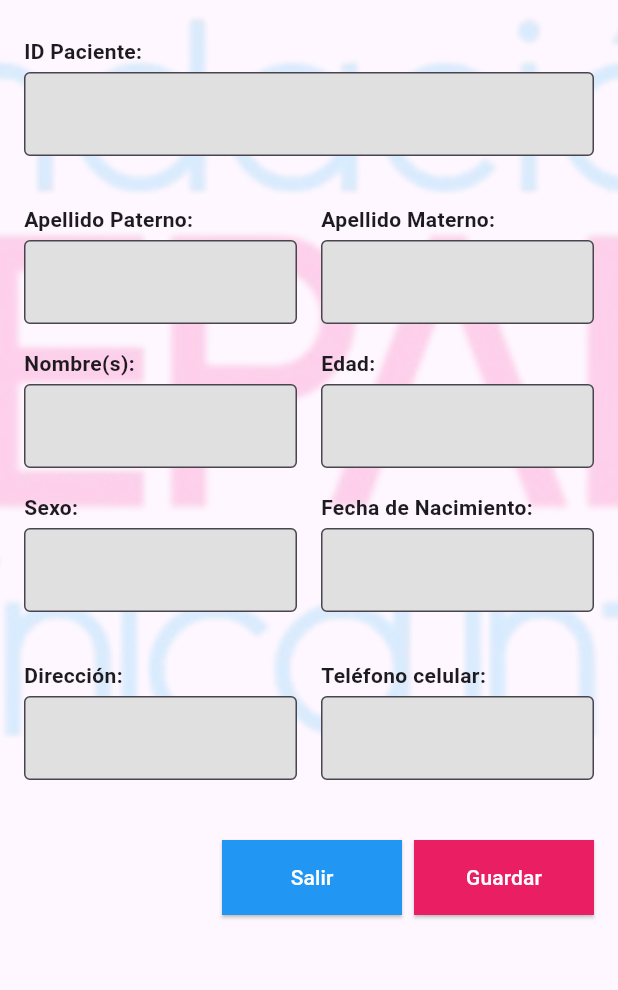
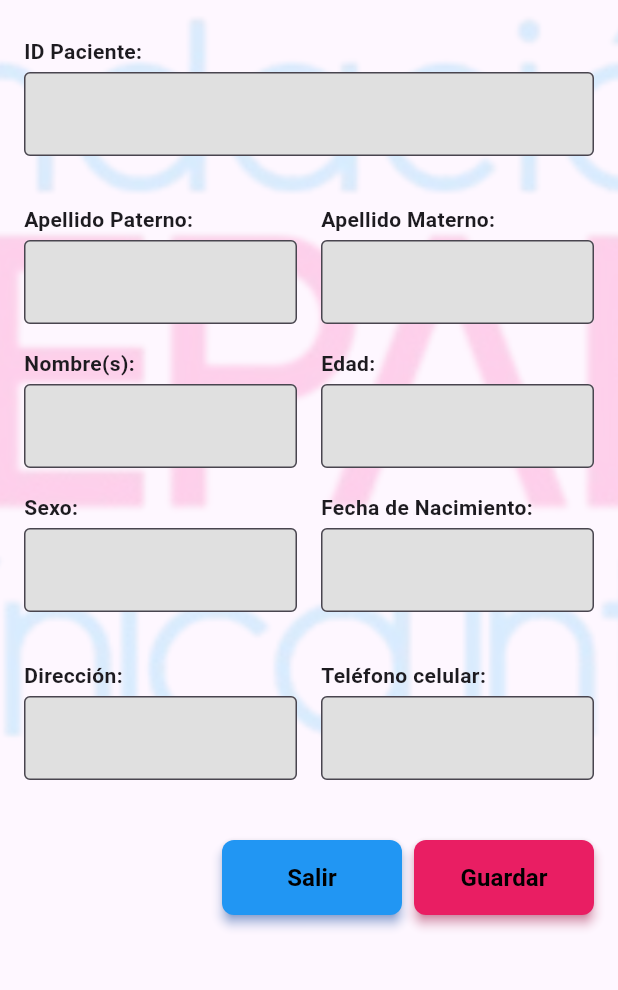
Before and after one commit to LizGonzalez17/cepamm, a Flutter app: the Agregar screen opened directly, on a phone screen of 412 x 824 dp, the part 102-1092 px from its top. Run offline on Flutter 3.47's test engine with Material 3 defaults, Android fonts, the phone set to English and light mode, and no system bars.

Commit message:
modi liz3

```diff
--- a/lib/src/secretaria/agregar.dart
+++ b/lib/src/secretaria/agregar.dart
@@ -93,34 +93,54 @@ class Agregar extends StatelessWidget {
                 Row(
                   mainAxisAlignment: MainAxisAlignment.end,
                   children: [
+                    // Botón "Salir" con nuevo diseño
                     ElevatedButton(
                       style: ElevatedButton.styleFrom(
-                        minimumSize: Size(120, 50), // Tamaño reducido
+                        minimumSize: Size(120, 50), // Tamaño del botón
                         shape: RoundedRectangleBorder(
-                          borderRadius: BorderRadius.zero, // Cuadrado
+                          borderRadius:
+                              BorderRadius.circular(8), // Bordes redondeados
                         ),
-                        backgroundColor: Colors.blue,
-                        foregroundColor: Colors.white, // Color de texto blanco
+                        backgroundColor: Colors.blue, // Fondo azul
+                        shadowColor: Colors.blueAccent, // Sombra azul
+                        elevation: 3, // Elevación para sombra
                       ),
                       onPressed: () {
                         Navigator.pop(context);
                       },
-                      child: const Text('Salir'),
+                      child: const Text(
+                        'Salir',
+                        style: TextStyle(
+                          color: Colors.black, // Texto negro
+                          fontWeight: FontWeight.bold,
+                          fontSize: 16,
+                        ),
+                      ),
                     ),
                     const SizedBox(width: 8),
+                    // Botón "Guardar" con nuevo diseño
                     ElevatedButton(
                       style: ElevatedButton.styleFrom(
-                        minimumSize: Size(120, 50), // Tamaño reducido
+                        minimumSize: Size(120, 50), // Tamaño del botón
                         shape: RoundedRectangleBorder(
-                          borderRadius: BorderRadius.zero, // Cuadrado
+                          borderRadius:
+                              BorderRadius.circular(8), // Bordes redondeados
                         ),
-                        backgroundColor: Colors.pink,
-                        foregroundColor: Colors.white, // Color de texto blanco
+                        backgroundColor: Colors.pink, // Fondo rosa
+                        shadowColor: Colors.pinkAccent, // Sombra rosa
+                        elevation: 3, // Elevación para sombra
                       ),
                       onPressed: () {
                         // Lógica para guardar
                       },
-                      child: const Text('Guardar'),
+                      child: const Text(
+                        'Guardar',
+                        style: TextStyle(
+                          color: Colors.black, // Texto negro
+                          fontWeight: FontWeight.bold,
+                          fontSize: 16,
+                        ),
+                      ),
                     ),
                   ],
                 ),
```
Also changed, not shown: lib/src/inicio.dart (+7 -14 lines), lib/src/login.dart (+17 -4 lines), lib/src/secretaria/modificar.dart (+33 -12 lines).
